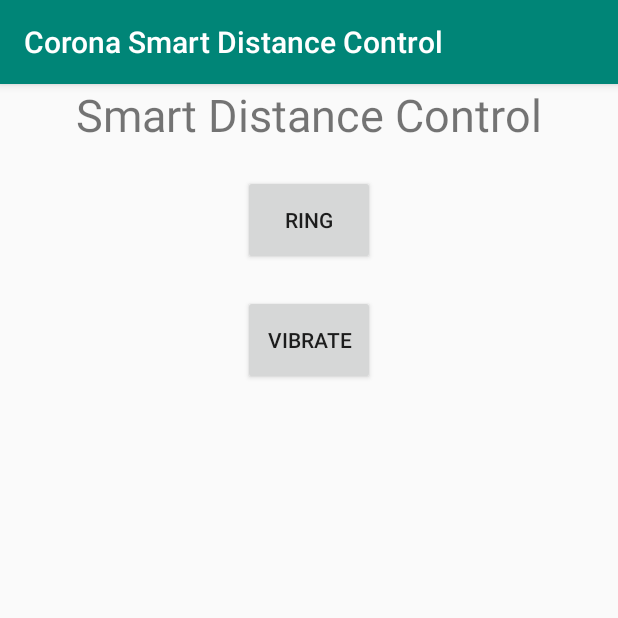
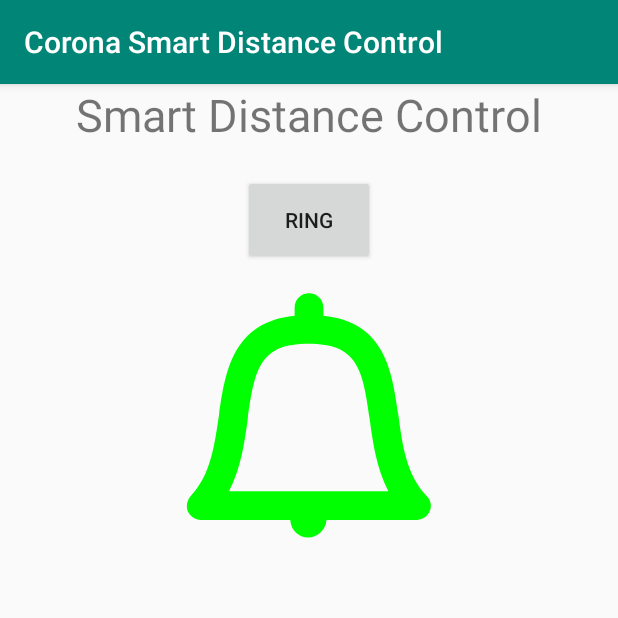
Before and after one commit to wesselww/12_Social_Distancing_Smart_Distance, an Android app: the screen it shows after launch (MainActivity), after a tap on "RING", on a phone screen of 412 x 824 dp, the top half of it. Run offline under Robolectric (Android 15) with nearby library versions, the phone set to English and light mode, and no system bars; 2 statements that could not run were skipped.

Commit message:
Add ring and vibrate

```diff
--- /dev/null
+++ b/app/src/main/java/de/wirvsvirus/smart_distance_control/AlarmManager.java
@@ -0,0 +1,62 @@
+package de.wirvsvirus.smart_distance_control;
+
+import android.content.Context;
+import android.graphics.Color;
+import android.media.Ringtone;
+import android.media.RingtoneManager;
+import android.net.Uri;
+import android.os.Build;
+import android.os.VibrationEffect;
+import android.os.Vibrator;
+import android.widget.ImageView;
+
+public class AlarmManager {
+
+    public static final int SEVERITY_SEVERE = 0;
+    public static final int SEVERITY_MEDIUM = 1;
+    public static final int SEVERITY_LIGHT = 2;
+
+    private Context ctx;
+    Uri notification;
+    Ringtone r;
+    ImageView alarmImage;
+
+    public AlarmManager(Context ctx, ImageView alarmImage) {
+        this.ctx = ctx;
+        this.notification = RingtoneManager.getDefaultUri(RingtoneManager.TYPE_ALARM);
+        this.r = RingtoneManager.getRingtone(ctx, notification);
+        this.alarmImage = alarmImage;
+    }
+
+    public void alarm(int severity, int lenght) {
+        ring();
+        vibrate();
+
+        if (severity == SEVERITY_SEVERE) {
+            alarmImage.setColorFilter(Color.RED);
+        } else if (severity == SEVERITY_MEDIUM) {
+            alarmImage.setColorFilter(Color.YELLOW);
+        } else if (severity == SEVERITY_LIGHT) {
+            alarmImage.setColorFilter(Color.GREEN);
+        }
+    }
+
+    public void vibrate() {
+        Vibrator v = (Vibrator) ctx.getSystemService(Context.VIBRATOR_SERVICE);
+
+        if (Build.VERSION.SDK_INT >= Build.VERSION_CODES.O) {
+            v.vibrate(VibrationEffect.createOneShot(500, VibrationEffect.DEFAULT_AMPLITUDE));
+        } else {
+            v.vibrate(500);
+        }
+
+    }
+
+    public void ring() {
+        if (r.isPlaying()) {
+            r.stop();
+        } else {
+            r.play();
+        }
+    }
+}
--- a/app/src/main/java/de/wirvsvirus/smart_distance_control/MainActivity.java
+++ b/app/src/main/java/de/wirvsvirus/smart_distance_control/MainActivity.java
@@ -12,14 +12,14 @@ import android.content.IntentFilter;
 import android.os.Bundle;
 import android.os.CountDownTimer;
 import android.view.View;
+import android.widget.ImageView;
 import android.widget.Toast;
 
 import java.util.Timer;
 
 public class MainActivity extends AppCompatActivity {
 
-    private VibrationManager vibrate;
-    private RingManager ring;
+    private AlarmManager alarmManager;
 
 
     private BluetoothAdapter BTAdapter;
@@ -41,11 +41,15 @@ public class MainActivity extends AppCompatActivity {
         super.onCreate(savedInstanceState);
         setContentView(R.layout.activity_main);
 
+
         this.BTAdapter = BluetoothAdapter .getDefaultAdapter();
 
 
        vibrate = new VibrationManager(getApplicationContext());
         ring = new RingManager(getApplicationContext());
+
+       alarmManager = new AlarmManager(getApplicationContext(), (ImageView) findViewById(R.id.alarm_icon));
+
 
         BTAdapter = BluetoothAdapter .getDefaultAdapter();
 
@@ -89,11 +93,8 @@ public class MainActivity extends AppCompatActivity {
     }
 
 
-    public void ring(View v) {
-        ring.ring();
+    public void alarm(View v) {
+        alarmManager.alarm(AlarmManager.SEVERITY_LIGHT,0);
     }
 
-    public void vibrate(View v) {
-        vibrate.vibrate();
-    }
 }
--- a/app/src/main/java/de/wirvsvirus/smart_distance_control/RingManager.java
+++ /dev/null
@@ -1,25 +0,0 @@
-package de.wirvsvirus.smart_distance_control;
-
-import android.content.Context;
-import android.media.Ringtone;
-import android.media.RingtoneManager;
-import android.net.Uri;
-
-public class RingManager {
-
-    Uri notification;
-    Ringtone r;
-
-    public RingManager(Context ctx) {
-        this.notification = RingtoneManager.getDefaultUri(RingtoneManager.TYPE_ALARM);
-        this.r = RingtoneManager.getRingtone(ctx, notification);
-    }
-
-    public void ring() {
-        if ( r.isPlaying()) {
-            r.stop();
-        } else {
-            r.play();
-        }
-    }
-}
--- a/app/src/main/java/de/wirvsvirus/smart_distance_control/VibrationManager.java
+++ /dev/null
@@ -1,24 +0,0 @@
-package de.wirvsvirus.smart_distance_control;
-
-import android.content.Context;
-import android.os.Build;
-import android.os.VibrationEffect;
-import android.os.Vibrator;
-
-public class VibrationManager {
-
-    private Context ctx;
-
-    public VibrationManager(Context ctx) {
-        this.ctx = ctx;
-    }
-
-    public void vibrate() {
-        Vibrator v = (Vibrator) ctx.getSystemService(Context.VIBRATOR_SERVICE);
-        if (Build.VERSION.SDK_INT >= Build.VERSION_CODES.O) {
-            v.vibrate(VibrationEffect.createOneShot(500, VibrationEffect.DEFAULT_AMPLITUDE));
-        } else {
-            v.vibrate(500);
-        }
-    }
-}
--- /dev/null
+++ b/app/src/main/res/drawable/ic_echo_bell.xml
@@ -0,0 +1,9 @@
+<vector xmlns:android="http://schemas.android.com/apk/res/android"
+    android:width="48dp"
+    android:height="48dp"
+    android:viewportWidth="48"
+    android:viewportHeight="48">
+  <path
+      android:pathData="m21.7,6.8v1.3c-9.9,1 -11.1,8.9 -12.1,15.9 -0.7,4.7 -1.3,9.6 -4.5,12.9 -0.6,0.7 -0.8,1.6 -0.5,2.5 0.4,0.8 1.2,1.4 2.1,1.4h14.3c0.1,1.6 1.3,2.8 2.9,2.8 1.5,0 2.8,-1.3 2.9,-2.8h14.4c0.9,0 1.8,-0.6 2.1,-1.4 0.4,-0.8 0.2,-1.8 -0.5,-2.5 -3.2,-3.3 -3.9,-8.2 -4.5,-12.9 -1,-7 -2.1,-14.9 -12,-15.9v-1.3c0,-1.3 -1,-2.3 -2.3,-2.3s-2.3,1 -2.3,2.3zM23.9,12.6c7.8,0 8.7,3.9 9.8,12 0.5,3.8 1.1,7.9 3,11.6h-25.5c1.9,-3.7 2.5,-7.8 3,-11.6 1.1,-8.1 2,-12 9.7,-12z"
+      android:fillColor="#555"/>
+</vector>
--- a/app/src/main/res/layout/activity_main.xml
+++ b/app/src/main/res/layout/activity_main.xml
@@ -23,21 +23,20 @@
         android:layout_width="wrap_content"
         android:layout_height="60dp"
         android:layout_marginTop="20dp"
-        android:onClick="ring"
+        android:onClick="alarm"
         app:layout_constraintLeft_toLeftOf="parent"
         app:layout_constraintRight_toRightOf="parent"
         app:layout_constraintTop_toBottomOf="@+id/headline"
         android:text="Ring" />
 
-    <Button
-        android:id="@+id/button_vibrate"
-        android:layout_width="wrap_content"
-        android:layout_height="60dp"
-        android:layout_marginTop="20dp"
-        android:onClick="vibrate"
+    <ImageView
+        android:id="@+id/alarm_icon"
+        android:layout_width="200dp"
+        android:layout_height="200dp"
+        android:src="@drawable/ic_echo_bell"
         app:layout_constraintLeft_toLeftOf="parent"
         app:layout_constraintRight_toRightOf="parent"
         app:layout_constraintTop_toBottomOf="@+id/button_ring"
-        android:text="Vibrate" />
+        />
 
 </androidx.constraintlayout.widget.ConstraintLayout>
```
